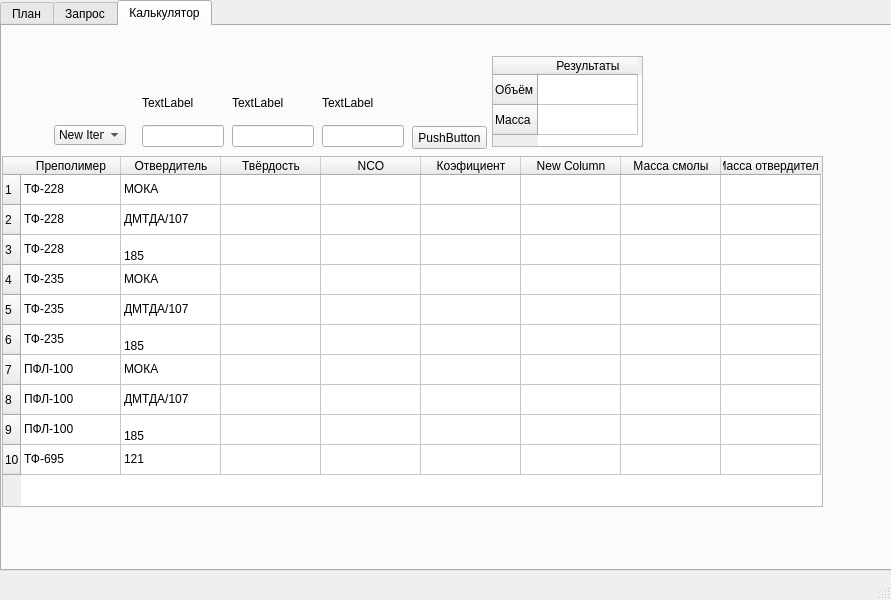
The window that ceh_ui.ui (Korguv/Poliur) describes before a commit, drawn with Qt 5.
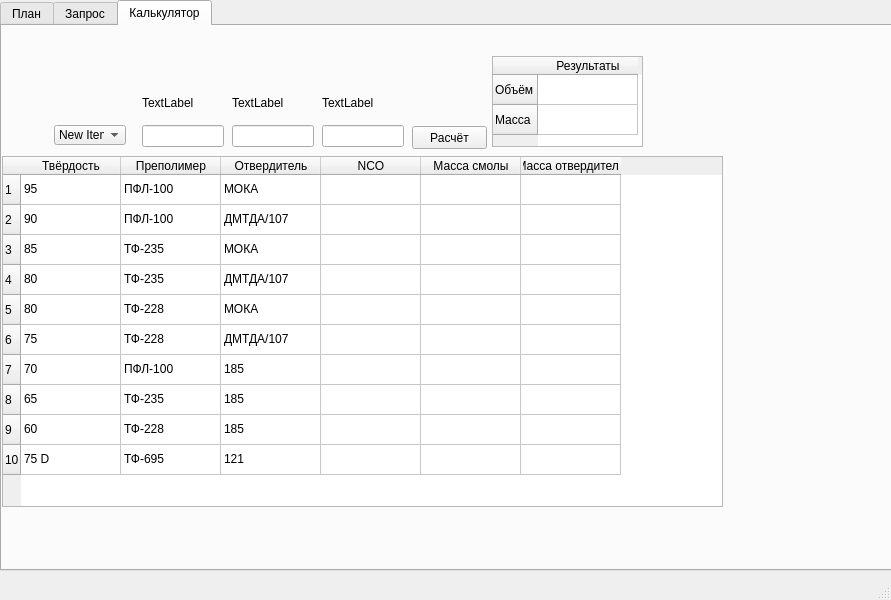
The same window after the commit. The open tabs and pages were chosen to show the change.

Diff of the .ui file:
```diff
--- a/ceh_ui.ui
+++ b/ceh_ui.ui
@@ -136,7 +136,7 @@
        <rect>
         <x>0</x>
         <y>130</y>
-        <width>821</width>
+        <width>721</width>
         <height>351</height>
        </rect>
       </property>
@@ -190,6 +190,11 @@
         <string>10</string>
        </property>
       </row>
+      <column>
+       <property name="text">
+        <string>Твёрдость</string>
+       </property>
+      </column>
       <column>
        <property name="text">
         <string>Преполимер</string>
@@ -200,26 +205,11 @@
         <string>Отвердитель</string>
        </property>
       </column>
-      <column>
-       <property name="text">
-        <string>Твёрдость</string>
-       </property>
-      </column>
       <column>
        <property name="text">
         <string>NCO</string>
        </property>
       </column>
-      <column>
-       <property name="text">
-        <string>Коэфициент</string>
-       </property>
-      </column>
-      <column>
-       <property name="text">
-        <string>New Column</string>
-       </property>
-      </column>
       <column>
        <property name="text">
         <string>Масса смолы</string>
@@ -232,104 +222,156 @@
       </column>
       <item row="0" column="0">
        <property name="text">
-        <string>ТФ-228</string>
+        <string>95</string>
        </property>
       </item>
       <item row="0" column="1">
        <property name="text">
+        <string>ПФЛ-100</string>
+       </property>
+      </item>
+      <item row="0" column="2">
+       <property name="text">
         <string>МОКА</string>
        </property>
       </item>
+      <item row="0" column="3">
+       <property name="text">
+        <string/>
+       </property>
+      </item>
       <item row="1" column="0">
        <property name="text">
-        <string>ТФ-228</string>
+        <string>90</string>
        </property>
       </item>
       <item row="1" column="1">
        <property name="text">
+        <string>ПФЛ-100</string>
+       </property>
+      </item>
+      <item row="1" column="2">
+       <property name="text">
         <string>ДМТДА/107</string>
        </property>
       </item>
       <item row="2" column="0">
        <property name="text">
-        <string>ТФ-228</string>
+        <string>85</string>
        </property>
       </item>
       <item row="2" column="1">
        <property name="text">
-        <string>
-185</string>
+        <string>ТФ-235</string>
+       </property>
+      </item>
+      <item row="2" column="2">
+       <property name="text">
+        <string>МОКА</string>
        </property>
       </item>
       <item row="3" column="0">
        <property name="text">
-        <string>ТФ-235</string>
+        <string>80</string>
        </property>
       </item>
       <item row="3" column="1">
        <property name="text">
-        <string>МОКА</string>
+        <string>ТФ-235</string>
+       </property>
+      </item>
+      <item row="3" column="2">
+       <property name="text">
+        <string>ДМТДА/107</string>
        </property>
       </item>
       <item row="4" column="0">
        <property name="text">
-        <string>ТФ-235</string>
+        <string>80</string>
        </property>
       </item>
       <item row="4" column="1">
        <property name="text">
-        <string>ДМТДА/107</string>
+        <string>ТФ-228</string>
+       </property>
+      </item>
+      <item row="4" column="2">
+       <property name="text">
+        <string>МОКА</string>
        </property>
       </item>
       <item row="5" column="0">
        <property name="text">
-        <string>ТФ-235</string>
+        <string>75</string>
        </property>
       </item>
       <item row="5" column="1">
        <property name="text">
-        <string>
-185</string>
+        <string>ТФ-228</string>
+       </property>
+      </item>
+      <item row="5" column="2">
+       <property name="text">
+        <string>ДМТДА/107</string>
        </property>
       </item>
       <item row="6" column="0">
        <property name="text">
-        <string>ПФЛ-100</string>
+        <string>70</string>
        </property>
       </item>
       <item row="6" column="1">
        <property name="text">
-        <string>МОКА</string>
+        <string>ПФЛ-100</string>
+       </property>
+      </item>
+      <item row="6" column="2">
+       <property name="text">
+        <string>185</string>
        </property>
       </item>
       <item row="7" column="0">
        <property name="text">
-        <string>ПФЛ-100</string>
+        <string>65</string>
        </property>
       </item>
       <item row="7" column="1">
        <property name="text">
-        <string>ДМТДА/107</string>
+        <string>ТФ-235</string>
+       </property>
+      </item>
+      <item row="7" column="2">
+       <property name="text">
+        <string>185</string>
        </property>
       </item>
       <item row="8" column="0">
        <property name="text">
-        <string>ПФЛ-100</string>
+        <string>60</string>
        </property>
       </item>
       <item row="8" column="1">
        <property name="text">
-        <string>
-185</string>
+        <string>ТФ-228</string>
+       </property>
+      </item>
+      <item row="8" column="2">
+       <property name="text">
+        <string>185</string>
        </property>
       </item>
       <item row="9" column="0">
        <property name="text">
-        <string>ТФ-695</string>
+        <string>75 D</string>
        </property>
       </item>
       <item row="9" column="1">
        <property name="text">
+        <string>ТФ-695</string>
+       </property>
+      </item>
+      <item row="9" column="2">
+       <property name="text">
         <string>121</string>
        </property>
       </item>
@@ -354,7 +396,7 @@
        </property>
       </item>
      </widget>
-     <widget class="QWidget" name="">
+     <widget class="QWidget" name="layoutWidget">
       <property name="geometry">
        <rect>
         <x>140</x>
@@ -376,7 +418,7 @@
        </item>
       </layout>
      </widget>
-     <widget class="QWidget" name="">
+     <widget class="QWidget" name="layoutWidget">
       <property name="geometry">
        <rect>
         <x>230</x>
@@ -398,7 +440,7 @@
        </item>
       </layout>
      </widget>
-     <widget class="QWidget" name="">
+     <widget class="QWidget" name="layoutWidget">
       <property name="geometry">
        <rect>
         <x>320</x>
@@ -430,7 +472,7 @@
        </rect>
       </property>
       <property name="text">
-       <string>PushButton</string>
+       <string>Расчёт</string>
       </property>
      </widget>
      <widget class="QTableWidget" name="tableWidget_3">
```
Left out of the diff: 22 changed lines with no effect on the pictures.
